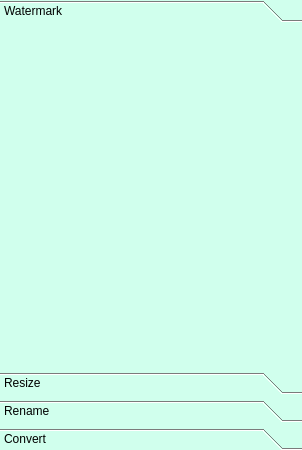
Above: ToolBox/UI/toolbox_ui.ui from n00bcybot/easywatermark before the change. Below: the same form after it.
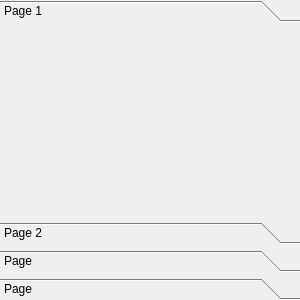
That is the form after the change.

The edit to the form file:
```diff
--- a/ToolBox/UI/toolbox_ui.ui
+++ b/ToolBox/UI/toolbox_ui.ui
@@ -6,37 +6,22 @@
    <rect>
     <x>0</x>
     <y>0</y>
-    <width>302</width>
-    <height>450</height>
+    <width>300</width>
+    <height>300</height>
    </rect>
   </property>
-  <property name="sizePolicy">
-   <sizepolicy hsizetype="Expanding" vsizetype="Expanding">
-    <horstretch>0</horstretch>
-    <verstretch>0</verstretch>
-   </sizepolicy>
-  </property>
   <property name="minimumSize">
    <size>
-    <width>302</width>
-    <height>450</height>
+    <width>0</width>
+    <height>300</height>
    </size>
   </property>
   <property name="windowTitle">
    <string>Form</string>
   </property>
-  <property name="layoutDirection">
-   <enum>Qt::LayoutDirection::LeftToRight</enum>
-  </property>
-  <property name="autoFillBackground">
-   <bool>false</bool>
-  </property>
-  <layout class="QVBoxLayout" name="verticalLayout">
-   <property name="spacing">
-    <number>0</number>
-   </property>
+  <layout class="QGridLayout" name="gridLayout">
    <property name="sizeConstraint">
-    <enum>QLayout::SizeConstraint::SetMinAndMaxSize</enum>
+    <enum>QLayout::SizeConstraint::SetMinimumSize</enum>
    </property>
    <property name="leftMargin">
     <number>0</number>
@@ -50,17 +35,17 @@
    <property name="bottomMargin">
     <number>0</number>
    </property>
-   <item>
+   <property name="spacing">
+    <number>0</number>
+   </property>
+   <item row="0" column="0">
     <widget class="QToolBox" name="toolBox">
      <property name="minimumSize">
       <size>
-       <width>302</width>
-       <height>450</height>
+       <width>300</width>
+       <height>300</height>
       </size>
      </property>
-     <property name="styleSheet">
-      <string notr="true">background-color: rgb(208, 255, 237);</string>
-     </property>
      <property name="currentIndex">
       <number>0</number>
      </property>
@@ -69,19 +54,14 @@
        <rect>
         <x>0</x>
         <y>0</y>
-        <width>302</width>
-        <height>330</height>
-       </rect>
-      </property>
-      <property name="minimumSize">
-       <size>
         <width>300</width>
-        <height>0</height>
-       </size>
+        <height>180</height>
+       </rect>
       </property>
       <attribute name="label">
-       <string>Watermark</string>
+       <string>Page 1</string>
       </attribute>
+      <layout class="QGridLayout" name="gridLayout_2"/>
      </widget>
      <widget class="QWidget" name="page_2">
       <property name="geometry">
@@ -99,7 +79,7 @@
        </size>
       </property>
       <attribute name="label">
-       <string>Resize</string>
+       <string>Page 2</string>
       </attribute>
      </widget>
      <widget class="QWidget" name="page_3">
@@ -110,7 +90,7 @@
        </size>
       </property>
       <attribute name="label">
-       <string>Rename</string>
+       <string>Page</string>
       </attribute>
      </widget>
      <widget class="QWidget" name="page_4">
@@ -121,7 +101,7 @@
        </size>
       </property>
       <attribute name="label">
-       <string>Convert</string>
+       <string>Page</string>
       </attribute>
      </widget>
     </widget>
```
Left out of the diff: 33 changed lines with no effect on the pictures.
